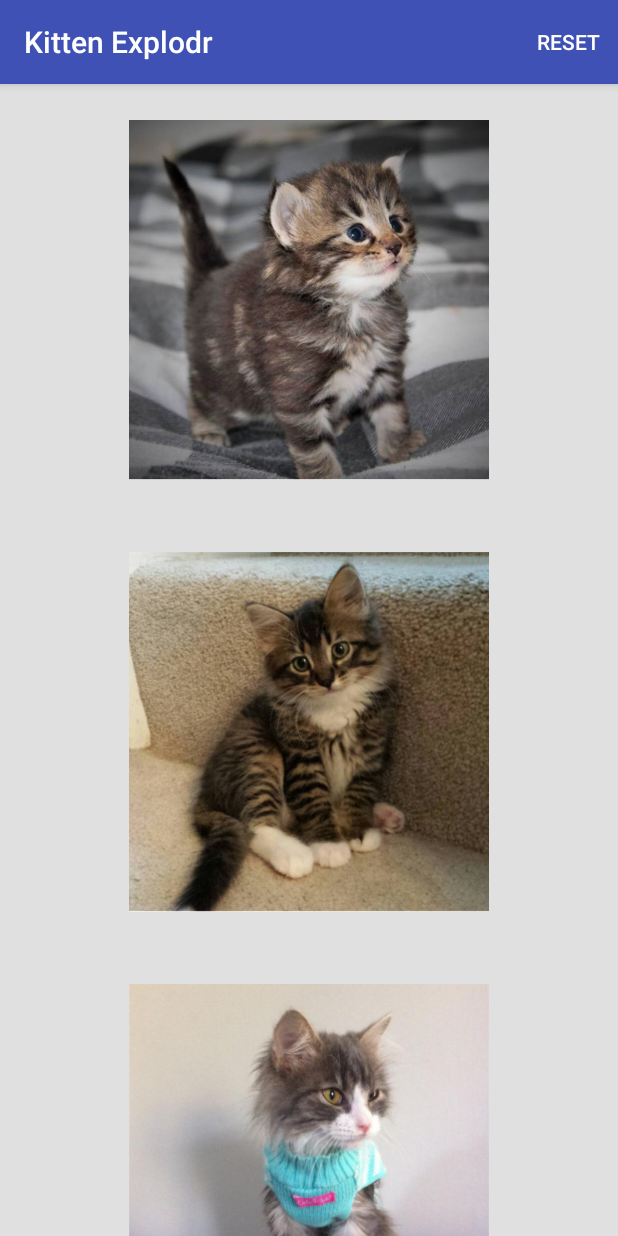
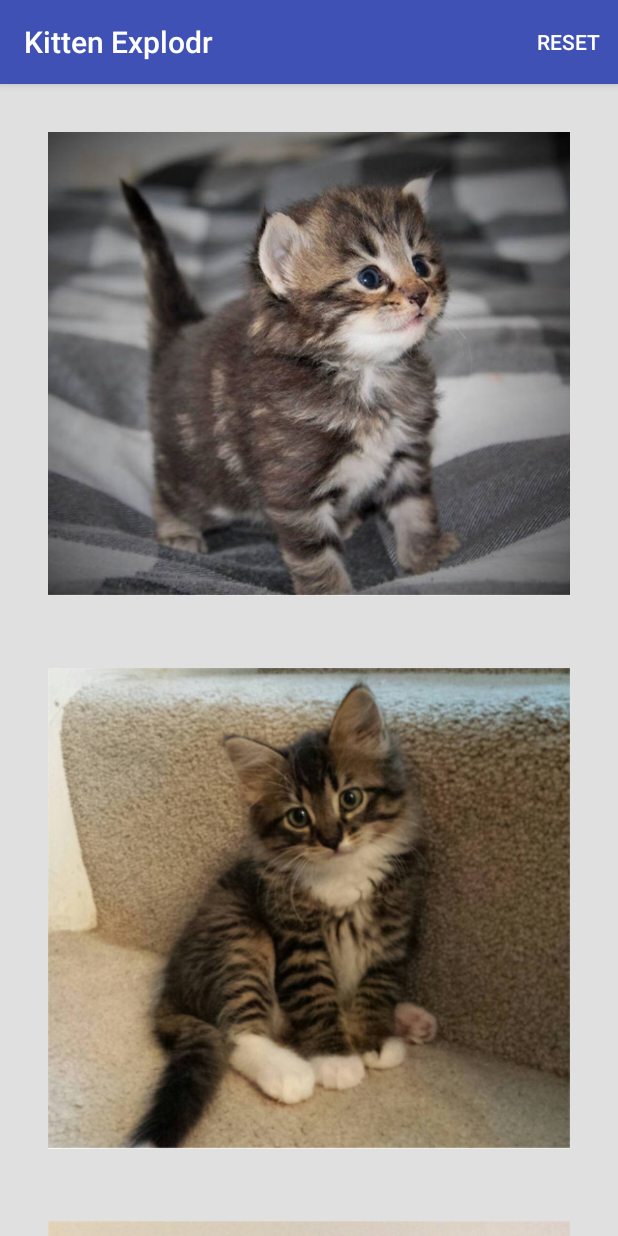
Before and after one commit to axemorgan/Kitten-Explodr, an Android app: the screen it shows after launch (MainActivity), on a phone screen of 412 x 824 dp. Run offline under Robolectric (Android 15) with nearby library versions, the phone set to English and light mode, and no system bars; our stand-ins replace Picasso; libraries missing offline, so code that uses them is left out: android.support.v7, tyrantgit.explosionfield; 2 statements that could not run were skipped.

Commit message:
Make the kitten images match the screen width and fit XY in their cell

```diff
--- a/app/src/main/java/cardinalsolutions/com/kittenexplodr/CatAdapter.java
+++ b/app/src/main/java/cardinalsolutions/com/kittenexplodr/CatAdapter.java
@@ -61,9 +61,7 @@ class CatAdapter extends RecyclerView.Adapter<CatAdapter.CatViewHolder> {
             }
         });
 
-        if (kitten.isExploded()) {
-            //TODO set the views animation state to exploded, otherwise rebound view holders might not appear exploded
-        } else {
+        if (!kitten.isExploded()) {
             this.reset(holder.itemView);
         }
     }
--- a/app/src/main/res/layout/activity_main.xml
+++ b/app/src/main/res/layout/activity_main.xml
@@ -26,9 +26,12 @@
         android:layout_width="match_parent"
         android:layout_height="match_parent"
         android:layout_marginTop="?attr/actionBarSize"
+        android:background="@color/layout_background"
         android:gravity="center_horizontal"
+        android:paddingBottom="8dp"
+        android:paddingTop="8dp"
+        android:clipToPadding="false"
         android:scrollbars="vertical"
-        android:background="@color/layout_background"
         tools:listitem="@layout/recycler_view_cell_cat" />
 
 </android.support.design.widget.CoordinatorLayout>
--- a/app/src/main/res/layout/recycler_view_cell_cat.xml
+++ b/app/src/main/res/layout/recycler_view_cell_cat.xml
@@ -7,7 +7,7 @@
 
     <android.support.v7.widget.CardView
         android:id="@+id/card_view"
-        android:layout_width="wrap_content"
+        android:layout_width="match_parent"
         android:layout_height="wrap_content"
         android:layout_gravity="center_horizontal"
         android:layout_marginBottom="8dp"
@@ -18,11 +18,12 @@
 
         <ImageView
             android:id="@+id/catImage"
-            android:layout_width="240dp"
-            android:layout_height="240dp"
+            android:layout_width="match_parent"
+            android:layout_height="wrap_content"
             android:layout_gravity="center"
             android:layout_margin="16dp"
-            android:scaleType="centerCrop"
+            android:adjustViewBounds="true"
+            android:scaleType="fitXY"
             tools:background="@android:color/holo_blue_dark"
             tools:ignore="ContentDescription" />
     </android.support.v7.widget.CardView>
```
